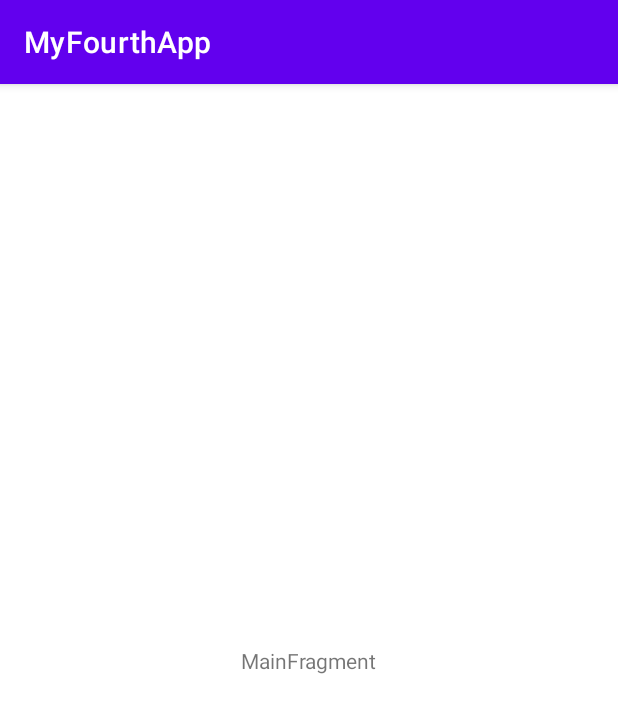
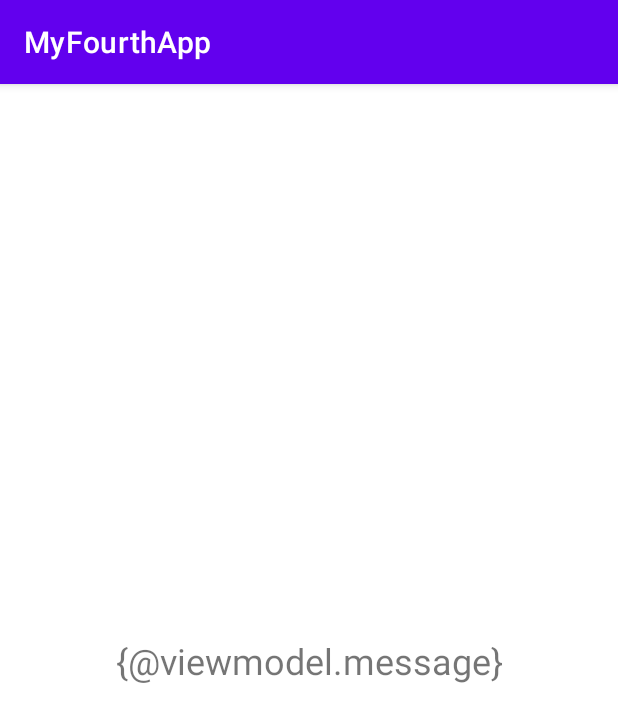
Before and after one commit to chisato30/MyFourthApp, an Android app: the screen it shows after launch (MainActivity), on a phone screen of 412 x 824 dp. Shown: the top 722 px of the screen. Run offline under Robolectric (Android 15) with nearby library versions, the phone set to English and light mode, and no system bars; our stand-ins replace data binding.

```diff
--- a/app/src/main/java/com/example/myfourthapp/ui/main/MainViewModel.kt
+++ b/app/src/main/java/com/example/myfourthapp/ui/main/MainViewModel.kt
@@ -3,5 +3,5 @@ package com.example.myfourthapp.ui.main
 import androidx.lifecycle.ViewModel
 
 class MainViewModel : ViewModel() {
-    // TODO: Implement the ViewModel
+   var message = "MainFragmet!"
 }
--- a/app/src/main/res/layout/main_fragment.xml
+++ b/app/src/main/res/layout/main_fragment.xml
@@ -1,7 +1,15 @@
 <?xml version="1.0" encoding="utf-8"?>
-<androidx.constraintlayout.widget.ConstraintLayout xmlns:android="http://schemas.android.com/apk/res/android"
-    xmlns:app="http://schemas.android.com/apk/res-auto"
-    xmlns:tools="http://schemas.android.com/tools"
+<layout xmlns:tools="http://schemas.android.com/tools"
+    xmlns:android="http://schemas.android.com/apk/res/android"
+    xmlns:app="http://schemas.android.com/apk/res-auto">
+
+    <data>
+        <variable
+            name="viewmodel"
+            type="com.example.myfourthapp.ui.main.MainViewModel" />
+    </data>
+
+<androidx.constraintlayout.widget.ConstraintLayout
     android:id="@+id/main"
     android:layout_width="match_parent"
     android:layout_height="match_parent"
@@ -11,10 +19,12 @@
         android:id="@+id/message"
         android:layout_width="wrap_content"
         android:layout_height="wrap_content"
-        android:text="MainFragment"
+        android:text="{@viewmodel.message}"
+        android:textSize="24sp"
         app:layout_constraintBottom_toBottomOf="parent"
         app:layout_constraintEnd_toEndOf="parent"
         app:layout_constraintStart_toStartOf="parent"
         app:layout_constraintTop_toTopOf="parent" />
 
 </androidx.constraintlayout.widget.ConstraintLayout>
+</layout>
```
